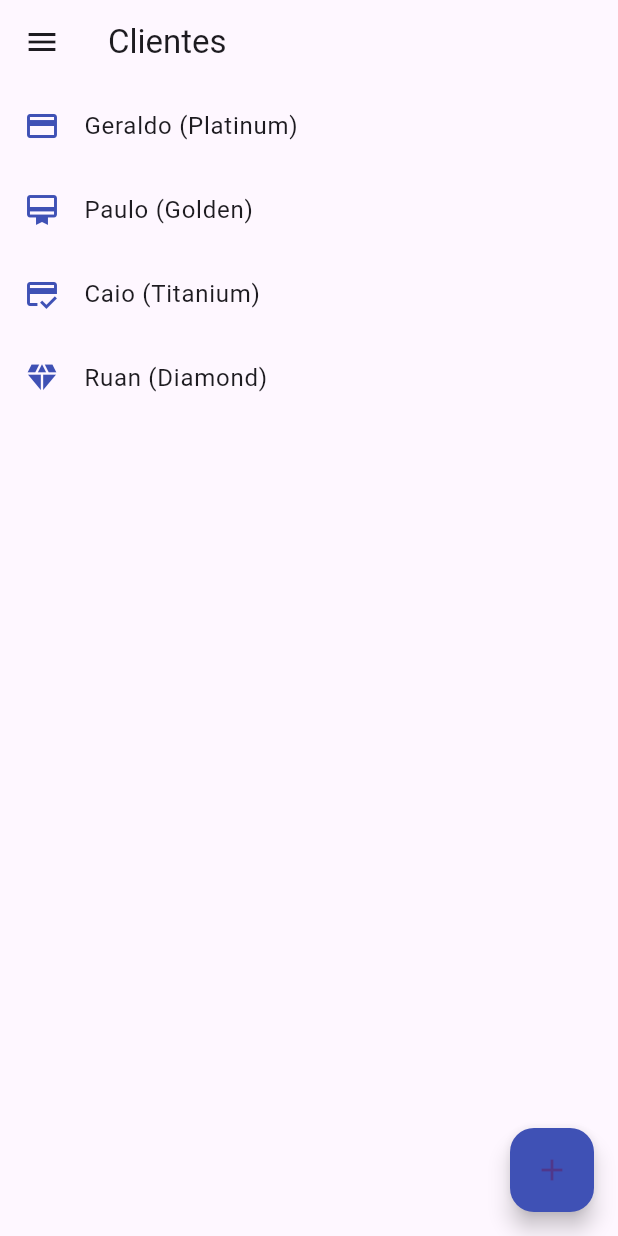
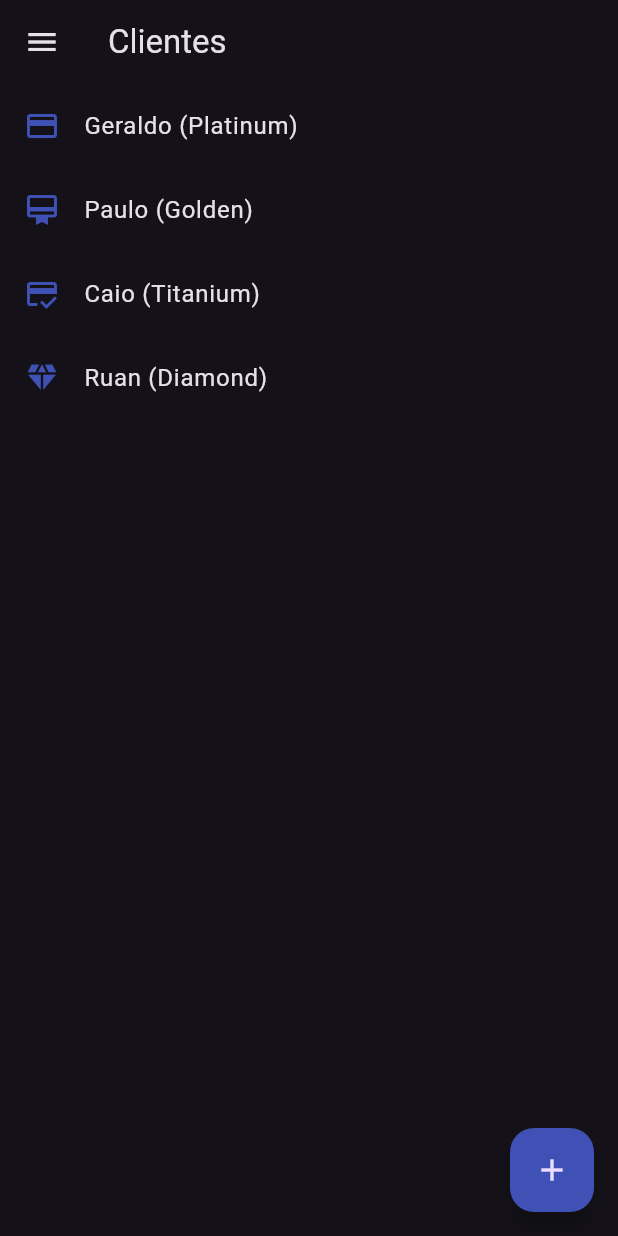
Before and after one commit to vilar95/client_control, a Flutter app: the screen it shows after launch, on a phone screen of 412 x 824 dp. Run offline on Flutter 3.47's test engine with Material 3 defaults, Android fonts, the phone set to English and light mode, and no system bars.

Commit message:
dark mode

```diff
--- a/lib/main.dart
+++ b/lib/main.dart
@@ -14,9 +14,7 @@ class MyApp extends StatelessWidget {
     return MaterialApp(
       title: 'Controle de clientes',
       debugShowCheckedModeBanner: false,
-      theme: ThemeData(
-        primarySwatch: Colors.indigo,
-      ),
+      theme: ThemeData.dark(),
       initialRoute: '/',
       routes: {
         '/': (context) => const ClientsPage(title: 'Clientes'),
```
Also changed, not shown: screenshot.png (deleted), thumb.png (deleted), 2 other files.
